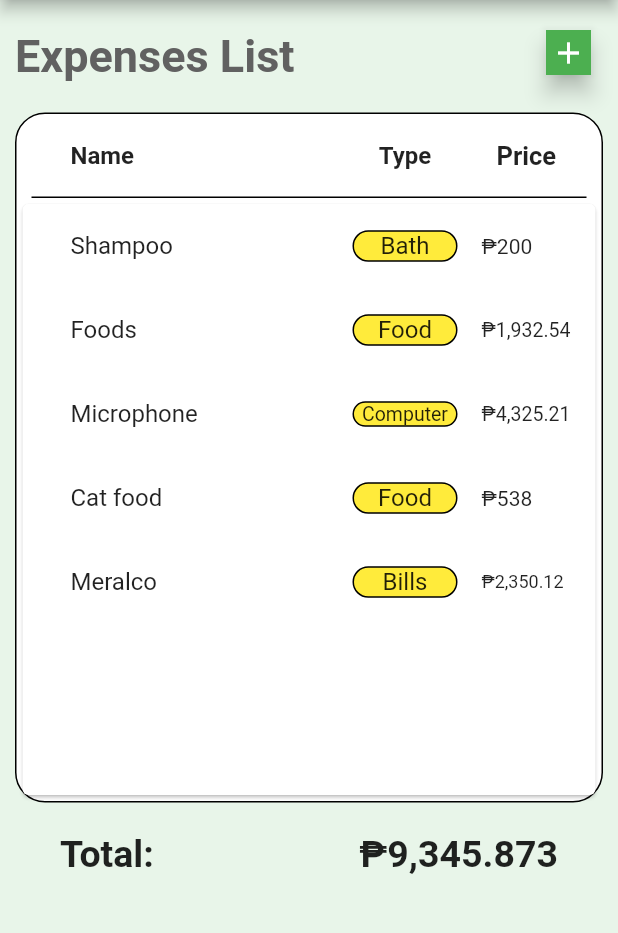
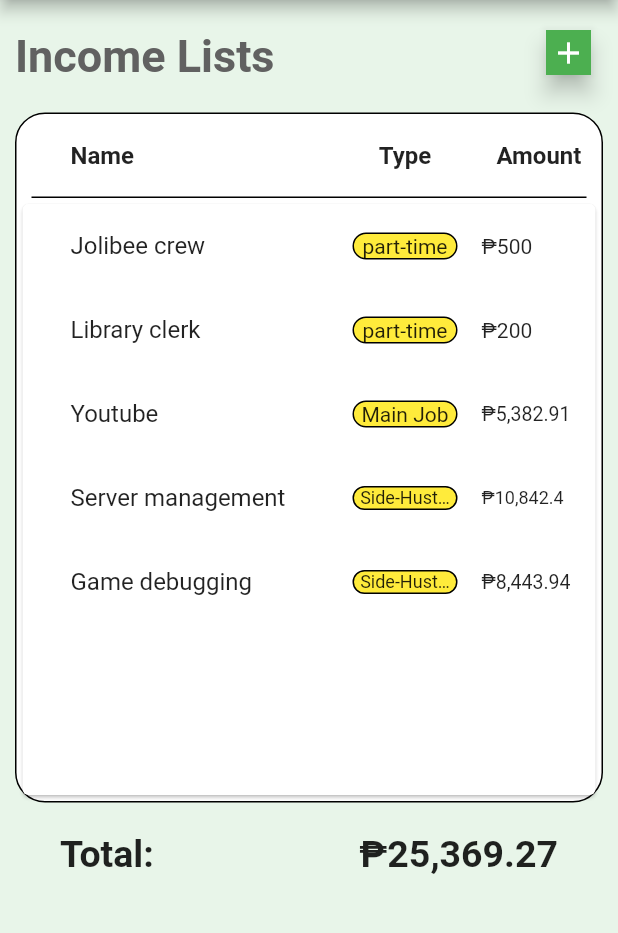
Before and after one commit to vonkulit/fire_moneytor, a Flutter app: the WorkIncomeMonitorScreen screen opened directly, on a phone screen of 412 x 824 dp, the part 84-1017 px from its top. Run offline on Flutter 3.47's test engine with Material 2 defaults, Android fonts, the phone set to English and light mode, and no system bars; drawn by our look-alikes of auto_size_text; our stand-ins replace shared_preferences, syncfusion_flutter_charts; accounts and stored records are empty.

Commit message:
Work and Income

```diff
--- a/lib/database/database.dart
+++ b/lib/database/database.dart
@@ -12,11 +12,11 @@ class Database{
   ];
 
   List<Income> incomeList = [
-    Income(workName: "Jolibee part-time", incomeAmount: 500.00),
-    Income(workName: "Library part-time", incomeAmount: 200.00),
-    Income(workName: "Youtube job", incomeAmount: 5382.91),
-    Income(workName: "Server management", incomeAmount: 10842.42),
-    Income(workName: "Game debugging", incomeAmount: 8443.94),
+    Income(workName: "Jolibee crew", category: "part-time", incomeAmount: 500.00),
+    Income(workName: "Library clerk",category: "part-time", incomeAmount: 200.00),
+    Income(workName: "Youtube",category: "Main Job", incomeAmount: 5382.91),
+    Income(workName: "Server management",category: "Side-Hustle", incomeAmount: 10842.42),
+    Income(workName: "Game debugging",category: "Side-Hustle", incomeAmount: 8443.94),
   ];
 
   List<Spendings> listBank = [
--- a/lib/functions/construct_income.dart
+++ b/lib/functions/construct_income.dart
@@ -1,5 +1,6 @@
 class Income {
-  Income({required this.workName, required this.incomeAmount});
+  Income({required this.workName, required this.category, required this.incomeAmount});
   final String workName;
+  final String category;
   final double incomeAmount;
 }
--- a/lib/functions/construct_savings_invest.dart
+++ b/lib/functions/construct_savings_invest.dart
@@ -1,6 +1,5 @@
 class SavingsInvestments {
   SavingsInvestments({required this.name, required this.savings, required this.category});
-
   final String name;
   final String category;
   final double savings;
--- a/lib/functions/functions_income.dart
+++ b/lib/functions/functions_income.dart
@@ -1,7 +1,8 @@
 import 'construct_income.dart';
+import 'package:intl/intl.dart';
 import 'package:fire_moneytor/database/database.dart';
 
-class IncomeFunctions {
+class FunctionsSavings {
 
   Database theData = Database();
   List<Income> incomeList = [];
@@ -31,22 +32,23 @@ class IncomeFunctions {
 
   List getKeys() {
     bankSummary();
-    calculateSavingsTotal();
+    calculateSavingsTotal(incomeList);
     return _keys;
   }
 
   List getValues() {
     bankSummary();
-    calculateSavingsTotal();
+    calculateSavingsTotal(incomeList);
     return _values;
   }
 
-  void addList(String workName, double incomeAmount) {
+  void addList(String workName, String type, double incomeAmount) {
     incomeList.insert(
-        0, Income(workName: workName, incomeAmount: incomeAmount));
+        0, Income(workName: workName,category: type, incomeAmount: incomeAmount));
   }
 
-  double calculateSavingsTotal() {
+  String calculateSavingsTotal(List incomeList) {
+    NumberFormat numberFormat = NumberFormat.decimalPattern('hi');
     double cursorHolder = 0.0;
     double totalPrice = 0.0;
 
@@ -54,6 +56,6 @@ class IncomeFunctions {
       cursorHolder = incomeList[i].incomeAmount;
       totalPrice += cursorHolder;
     }
-    return totalPrice;
+    return numberFormat.format(totalPrice).toString();
   }
 }
--- a/lib/screens/monitor_work_income.dart
+++ b/lib/screens/monitor_work_income.dart
@@ -1,11 +1,12 @@
 // ignore_for_file: avoid_print
 
+import 'package:fire_moneytor/functions/construct_income.dart';
 import 'package:flutter/material.dart';
 import 'package:flutter/services.dart';
 import 'package:fire_moneytor/database/database.dart';
 import 'package:fire_moneytor/widget/drawer_widget.dart';
-import 'package:fire_moneytor/functions/construct_spending.dart';
-import 'package:fire_moneytor/functions/functions_spending.dart';
+import 'package:fire_moneytor/functions/construct_income.dart';
+import 'package:fire_moneytor/functions/functions_income.dart';
 import 'package:shared_preferences/shared_preferences.dart';
 import 'package:auto_size_text/auto_size_text.dart';
 import 'package:intl/intl.dart';
@@ -37,7 +38,7 @@ class _WorkIncomeMonitorScreenState extends State<WorkIncomeMonitorScreen> {
   }
 
   Database database = Database();
-  List<Spendings> data = [];
+  List<Income> data = [];
 
 // Items in the list
   List _number = [];
@@ -52,7 +53,7 @@ class _WorkIncomeMonitorScreenState extends State<WorkIncomeMonitorScreen> {
   @override
   void initState() {
     // TODO: implement initState
-    data = database.listBank;
+    data = database.incomeList;
     super.initState();
     WidgetsBinding.instance!.addPostFrameCallback((_) {
       // do what you want here
@@ -63,16 +64,16 @@ class _WorkIncomeMonitorScreenState extends State<WorkIncomeMonitorScreen> {
 
   }
   String total(){
-    FunctionSpending calculator = FunctionSpending();
-    return "₱" + calculator.calculateSpendTotal(data);
+    FunctionsSavings calculator = FunctionsSavings();
+    return "₱" + calculator.calculateSavingsTotal(data);
   }
 
   void display() async{
     print(data);
     for(int i = 0; i < data.length;i++){
-      print(data[i].item);
+      print(data[i].workName);
       print(data[i].category);
-      print(data[i].price);
+      print(data[i].incomeAmount);
 
       if(_key.currentState != null){
         _key.currentState!.insertItem(0, duration: const Duration(seconds: 1));
@@ -94,17 +95,17 @@ class _WorkIncomeMonitorScreenState extends State<WorkIncomeMonitorScreen> {
     paints.insert(0, Paint(itemCounter, 'Red', Colors.red));
     counter++;
     data.insert(0,
-        Spendings(
-            item:itemName.value.text,
+        Income(
+            workName:itemName.value.text,
             category: itemType.value.text,
-            price: double.parse(itemPrice.value.text
+            incomeAmount: double.parse(itemPrice.value.text
             )));
 
     _key.currentState!.insertItem(0, duration: const Duration(seconds: 1));
     print("Numbers: " + _number.toString());
 
     for(int i=0;i <data.length;i++){
-      print(data[i].item);
+      print(data[i].workName);
     }
 
     print(data.length);
@@ -225,7 +226,7 @@ class _WorkIncomeMonitorScreenState extends State<WorkIncomeMonitorScreen> {
           children: <Widget>[
             Padding(
               padding: const EdgeInsets.fromLTRB(10, 20, 10, 20),
-              child: Text('Expenses List',
+              child: Text('Income Lists',
                   style: TextStyle(
                       color: Colors.grey[700],
                       fontWeight: FontWeight.bold,
@@ -275,10 +276,10 @@ class _WorkIncomeMonitorScreenState extends State<WorkIncomeMonitorScreen> {
                       trailing: Container(
                         width: 60,
                         child: const AutoSizeText(
-                          'Price',
+                          'Amount',
                           maxLines: 1,
                           style: TextStyle(
-                              fontWeight: FontWeight.bold, fontSize: 17),
+                              fontWeight: FontWeight.bold, fontSize: 17, ),textAlign: TextAlign.left,
                         ),
                       ),
                     ),
@@ -315,7 +316,7 @@ class _WorkIncomeMonitorScreenState extends State<WorkIncomeMonitorScreen> {
                                   Container(
                                     width: 150,
                                     child: AutoSizeText(
-                                      (data)[index].item,
+                                      (data)[index].workName,
                                       textAlign: TextAlign.left,
                                       maxLines: 1,
                                     ),
@@ -342,7 +343,7 @@ class _WorkIncomeMonitorScreenState extends State<WorkIncomeMonitorScreen> {
                               trailing: Container(
                                 width: 60,
                                 child: AutoSizeText(
-                                  '₱' + numberFormat.format((data)[index].price).toString(),
+                                  '₱' + numberFormat.format((data)[index].incomeAmount).toString(),
                                   maxLines: 1,
                                 ),
                               ),
@@ -439,7 +440,7 @@ class _WorkIncomeMonitorScreenState extends State<WorkIncomeMonitorScreen> {
                         showDialog<String>(
                           context: context,
                           builder: (BuildContext context) => AlertDialog(
-                            title: const Text('Add a Monthly Expenses'),
+                            title: const Text('Add an Income Source'),
                             content: Container(
                               height: 200,
                               width: 150,
@@ -452,9 +453,9 @@ class _WorkIncomeMonitorScreenState extends State<WorkIncomeMonitorScreen> {
                                     child: TextField(
                                       controller: itemName,
                                       decoration: const InputDecoration(
-                                        labelText: 'Name',
+                                        labelText: 'Work Name',
                                         border: OutlineInputBorder(),
-                                        hintText: 'ex. Globe/Smart/BDO/Food',
+                                        hintText: 'ex. Clerk, Worker, Youtuber',
                                       ),
                                     ),
                                   ),
@@ -466,7 +467,7 @@ class _WorkIncomeMonitorScreenState extends State<WorkIncomeMonitorScreen> {
                                         labelText: 'Type',
                                         border: OutlineInputBorder(),
                                         hintText:
-                                        'ex. Food/Electric BIll/Internet',
+                                        'ex. Full / Part-Time / Hustle',
                                       ),
                                     ),
                                   ),
@@ -479,7 +480,7 @@ class _WorkIncomeMonitorScreenState extends State<WorkIncomeMonitorScreen> {
                                       keyboardType: TextInputType.number,
                                       controller: itemPrice,
                                       decoration: const InputDecoration(
-                                        labelText: 'Price',
+                                        labelText: 'Monthly Income',
                                         border: OutlineInputBorder(),
                                         hintText: 'ex. 10 / 100 / 1000',
                                       ),
--- a/lib/screens/screen_dashboard.dart
+++ b/lib/screens/screen_dashboard.dart
@@ -275,9 +275,9 @@ class _DashBoardScreenState extends State<DashBoardScreen> {
 }
 
 List<GDPData> incomeChartData() {
-  List ourKeys = IncomeFunctions().getKeys();
+  List ourKeys = FunctionsSavings().getKeys();
 
-  List ourValues = IncomeFunctions().getValues();
+  List ourValues = FunctionsSavings().getValues();
 
   List<GDPData> chartData = [];
   for (int i = 0; i < ourValues.length; i++) {
```
